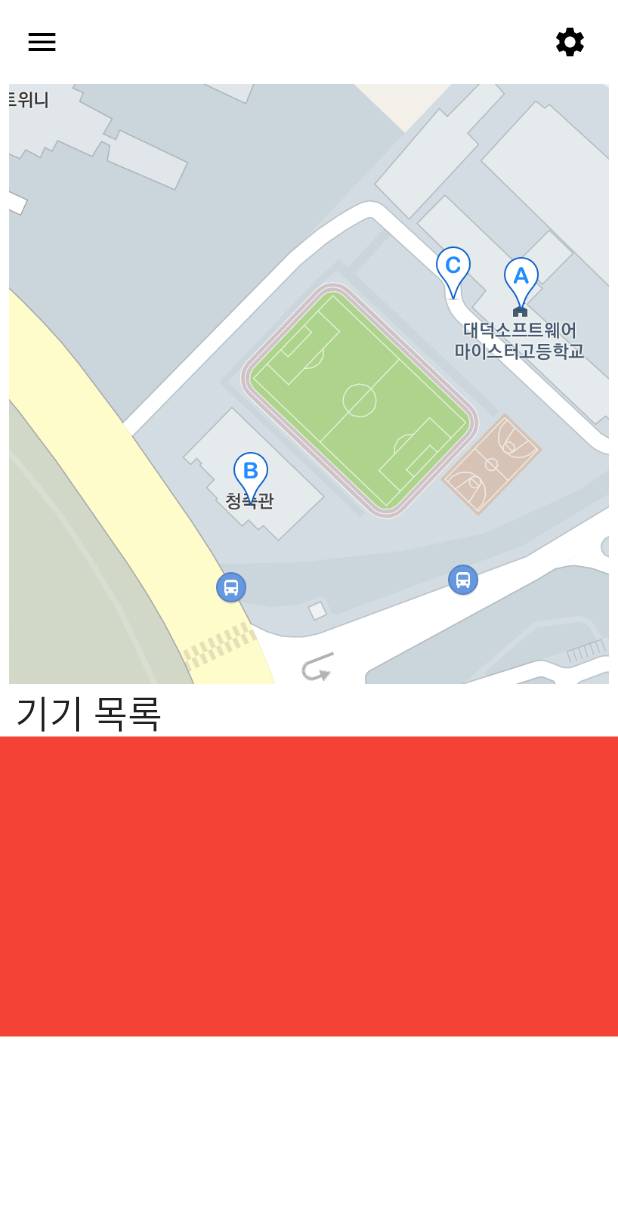
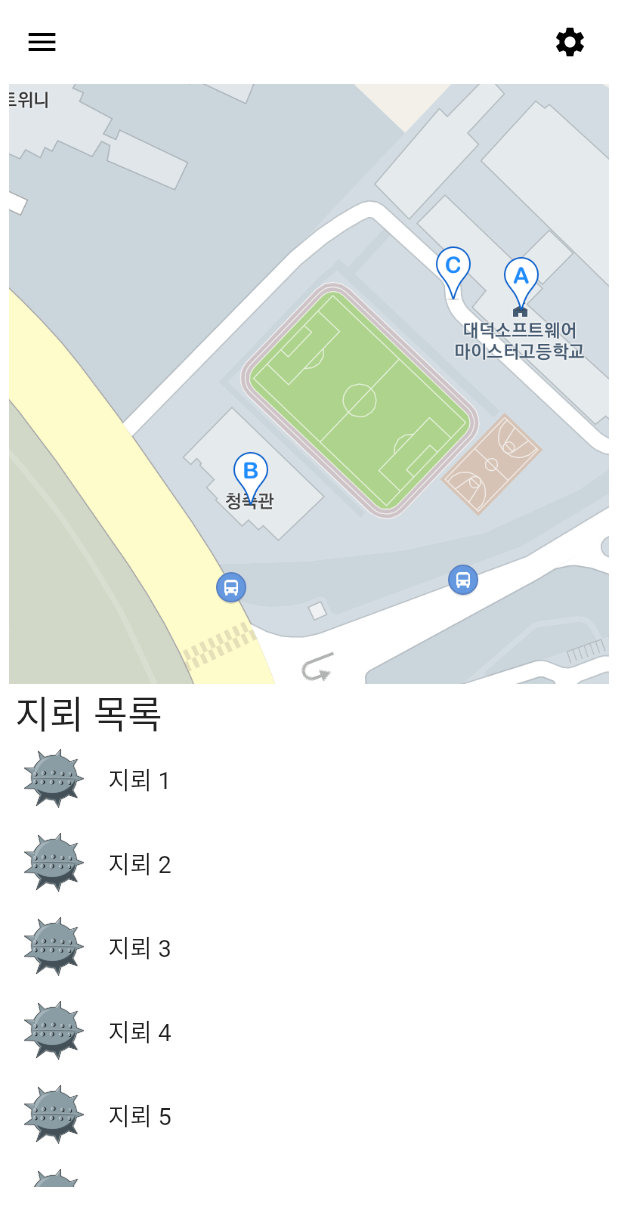
Before and after one commit to Yoochanhong/JGS, a Flutter app: the screen it shows after launch, on a phone screen of 412 x 824 dp. Shown: the top 1226 px of the screen. Run offline on Flutter 3.47's test engine with Material 2 defaults, Android fonts, the phone set to English and light mode, and no system bars.

Commit message:
대충 리스트뷰에 리스트타일 때려박기

```diff
--- a/lib/main.dart
+++ b/lib/main.dart
@@ -40,15 +40,39 @@ class MyHomePage extends StatelessWidget {
               SizedBox(
                   height: 35,
                   child: Text(
-                    "기기 목록",
+                    "지뢰 목록",
                     style: TextStyle(fontSize: 25.0),
                   )),
             ],
           ),
           Container(
-            color: Colors.red,
             width: 500,
-            height: 200,
+            height: 300,
+            child: ListView(
+              children: [
+                ListTile(
+                    title: Text("지뢰 1"),
+                    leading: Image.asset("assets/images/mine.png", width: 40)),
+                ListTile(
+                    title: Text("지뢰 2"),
+                    leading: Image.asset("assets/images/mine.png", width: 40)),
+                ListTile(
+                    title: Text("지뢰 3"),
+                    leading: Image.asset("assets/images/mine.png", width: 40)),
+                ListTile(
+                    title: Text("지뢰 4"),
+                    leading: Image.asset("assets/images/mine.png", width: 40)),
+                ListTile(
+                    title: Text("지뢰 5"),
+                    leading: Image.asset("assets/images/mine.png", width: 40)),
+                ListTile(
+                    title: Text("지뢰 6"),
+                    leading: Image.asset("assets/images/mine.png", width: 40)),
+                ListTile(
+                    title: Text("지뢰 7"),
+                    leading: Image.asset("assets/images/mine.png", width: 40)),
+              ],
+            ),
           ),
         ],
       ),
```
